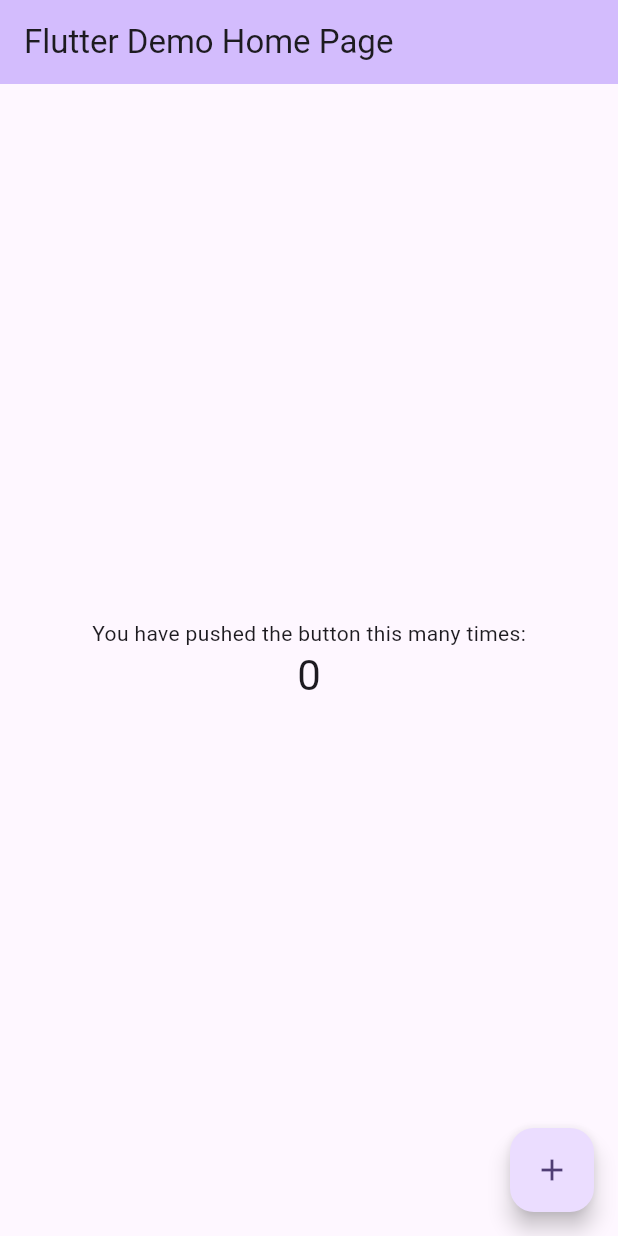
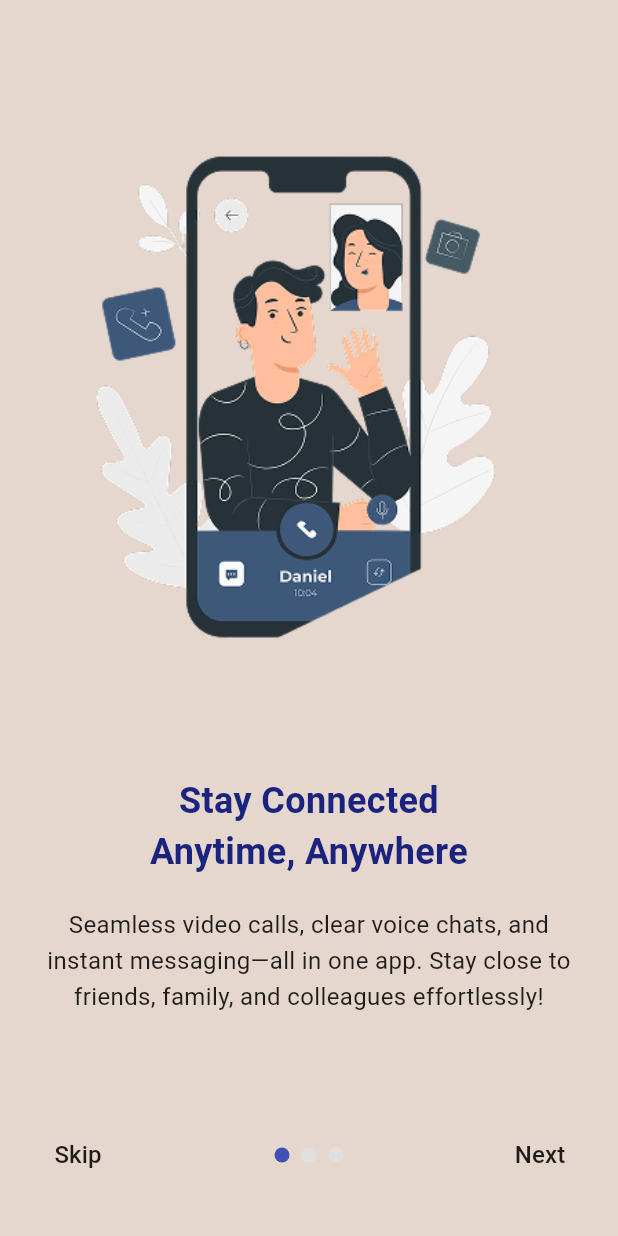
Before and after one commit to E-Learning-Application/E-learningApp, a Flutter app: the screen it shows after launch, on a phone screen of 412 x 824 dp. Run offline on Flutter 3.47's test engine with Material 3 defaults, Android fonts, the phone set to English and light mode, and no system bars; our stand-ins replace dio.

Commit message:
Implemented OnboardingScreen with PageView for navigation between onboarding pages.

```diff
--- /dev/null
+++ b/lib/feature/data/onboarding_data.dart
@@ -0,0 +1,15 @@
+import 'package:flutter/material.dart';
+
+class OnboardingData {
+  final String title;
+  final String description;
+  final String image;
+  final Color bgColor;
+
+  OnboardingData({
+    required this.title,
+    required this.description,
+    required this.image,
+    required this.bgColor,
+  });
+}
--- /dev/null
+++ b/lib/feature/onboarding/presentation/view/onboarding_page.dart
@@ -0,0 +1,70 @@
+import 'package:e_learning_app/feature/data/onboarding_data.dart';
+import 'package:flutter/material.dart';
+
+class OnboardingPage extends StatelessWidget {
+  final OnboardingData data;
+
+  const OnboardingPage({super.key, required this.data});
+
+  @override
+  Widget build(BuildContext context) {
+    return Container(
+      color: data.bgColor,
+      child: Column(
+        children: [
+          SizedBox(height: 40),
+          Expanded(
+            child: Container(
+              padding: EdgeInsets.all(24),
+              decoration: BoxDecoration(
+                color: data.bgColor,
+              ),
+              child: Column(
+                children: [
+                  Expanded(
+                    flex: 6,
+                    child: SizedBox(
+                      width: double.infinity,
+                      child: Image.asset(
+                        data.image,
+                        fit: BoxFit.contain,
+                      ),
+                    ),
+                  ),
+                  Expanded(
+                    flex: 4,
+                    child: Column(
+                      mainAxisAlignment: MainAxisAlignment.center,
+                      children: [
+                        Text(
+                          data.title,
+                          textAlign: TextAlign.center,
+                          style: TextStyle(
+                            fontSize: 24,
+                            fontWeight: FontWeight.bold,
+                            color: Colors.indigo.shade900,
+                          ),
+                        ),
+                        SizedBox(height: 20),
+                        Text(
+                          data.description,
+                          textAlign: TextAlign.center,
+                          style: TextStyle(
+                            fontSize: 16,
+                            color: Colors.black87,
+                            height: 1.5,
+                          ),
+                        ),
+                      ],
+                    ),
+                  ),
+                ],
+              ),
+            ),
+          ),
+          SizedBox(height: 70),
+        ],
+      ),
+    );
+  }
+}
--- /dev/null
+++ b/lib/feature/onboarding/presentation/view/onboarding_screen.dart
@@ -0,0 +1,140 @@
+import 'package:e_learning_app/feature/data/onboarding_data.dart';
+import 'package:e_learning_app/feature/onboarding/presentation/view/onboarding_page.dart';
+import 'package:flutter/material.dart';
+
+class OnboardingScreen extends StatefulWidget {
+  const OnboardingScreen({super.key});
+
+  @override
+  _OnboardingScreenState createState() => _OnboardingScreenState();
+}
+
+class _OnboardingScreenState extends State<OnboardingScreen> {
+  final PageController _pageController = PageController();
+  int _currentPage = 0;
+
+  final List<OnboardingData> _pages = [
+    OnboardingData(
+      title: 'Stay Connected\nAnytime, Anywhere',
+      description:
+          'Seamless video calls, clear voice chats, and instant messaging—all in one app. Stay close to friends, family, and colleagues effortlessly!',
+      image: 'assets/images/onboarding1.png',
+      bgColor: Color(0xFFE6D7CE),
+    ),
+    OnboardingData(
+      title: 'Talk & See with Ease',
+      description:
+          'High-quality video and voice calls for smooth, reliable communication. Connect face-to-face or with just your voice—whenever you need!',
+      image: 'assets/images/onboarding2.png',
+      bgColor: Color(0xFFE6D7CE),
+    ),
+    OnboardingData(
+      title: 'Chat Smarter & Faster',
+      description:
+          'Instant messaging with multimedia sharing and smart notifications. Simple, secure, and built to keep you engaged.',
+      image: 'assets/images/onboarding3.png',
+      bgColor: Color(0xFFE6D7CE),
+    ),
+  ];
+
+  @override
+  void dispose() {
+    _pageController.dispose();
+    super.dispose();
+  }
+
+  void _onPageChanged(int index) {
+    setState(() {
+      _currentPage = index;
+    });
+  }
+
+  @override
+  Widget build(BuildContext context) {
+    return Scaffold(
+      body: Stack(
+        children: [
+          PageView.builder(
+            controller: _pageController,
+            onPageChanged: _onPageChanged,
+            itemCount: _pages.length,
+            itemBuilder: (context, index) {
+              return OnboardingPage(data: _pages[index]);
+            },
+          ),
+          Positioned(
+            bottom: 30,
+            left: 0,
+            right: 0,
+            child: Container(
+              padding: EdgeInsets.symmetric(horizontal: 20),
+              child: Row(
+                mainAxisAlignment: MainAxisAlignment.spaceBetween,
+                children: [
+                  TextButton(
+                    onPressed: () {},
+                    child: Text(
+                      'Skip',
+                      style: TextStyle(
+                        color: Colors.black87,
+                        fontSize: 16,
+                      ),
+                    ),
+                  ),
+
+                  Row(
+                    children: List.generate(
+                      _pages.length,
+                      (index) => Container(
+                        margin: EdgeInsets.symmetric(horizontal: 4),
+                        width: 10,
+                        height: 10,
+                        decoration: BoxDecoration(
+                          shape: BoxShape.circle,
+                          color: _currentPage == index
+                              ? Colors.indigo
+                              : Colors.grey.shade300,
+                        ),
+                      ),
+                    ),
+                  ),
+
+                  _currentPage == _pages.length - 1
+                      ? ElevatedButton(
+                          onPressed: () {},
+                          style: ElevatedButton.styleFrom(
+                            backgroundColor: Colors.indigo,
+                            padding: EdgeInsets.symmetric(
+                              horizontal: 20,
+                              vertical: 10,
+                            ),
+                          ),
+                          child: Text(
+                            'Let\'s Start!',
+                            style: TextStyle(color: Colors.white),
+                          ),
+                        )
+                      : TextButton(
+                          onPressed: () {
+                            _pageController.nextPage(
+                              duration: Duration(milliseconds: 300),
+                              curve: Curves.easeInOut,
+                            );
+                          },
+                          child: Text(
+                            'Next',
+                            style: TextStyle(
+                              color: Colors.black87,
+                              fontSize: 16,
+                            ),
+                          ),
+                        ),
+                ],
+              ),
+            ),
+          ),
+        ],
+      ),
+    );
+  }
+}
--- a/lib/main.dart
+++ b/lib/main.dart
@@ -1,125 +1,23 @@
 import 'package:flutter/material.dart';
+import 'feature/onboarding/presentation/view/onboarding_screen.dart';
 
 void main() {
-  runApp(const MyApp());
+  runApp(MyApp());
 }
 
 class MyApp extends StatelessWidget {
   const MyApp({super.key});
 
-  // This widget is the root of your application.
   @override
   Widget build(BuildContext context) {
     return MaterialApp(
-      title: 'Flutter Demo',
+      debugShowCheckedModeBanner: false,
+      title: 'Communication App Onboarding',
       theme: ThemeData(
-        // This is the theme of your application.
-        //
-        // TRY THIS: Try running your application with "flutter run". You'll see
-        // the application has a purple toolbar. Then, without quitting the app,
-        // try changing the seedColor in the colorScheme below to Colors.green
-        // and then invoke "hot reload" (save your changes or press the "hot
-        // reload" button in a Flutter-supported IDE, or press "r" if you used
-        // the command line to start the app).
-        //
-        // Notice that the counter didn't reset back to zero; the application
-        // state is not lost during the reload. To reset the state, use hot
-        // restart instead.
-        //
-        // This works for code too, not just values: Most code changes can be
-        // tested with just a hot reload.
-        colorScheme: ColorScheme.fromSeed(seedColor: Colors.deepPurple),
-        useMaterial3: true,
+        primarySwatch: Colors.blue,
+        fontFamily: 'Roboto',
       ),
-      home: const MyHomePage(title: 'Flutter Demo Home Page'),
+      home: OnboardingScreen(),
     );
   }
 }
-
-class MyHomePage extends StatefulWidget {
-  const MyHomePage({super.key, required this.title});
-
-  // This widget is the home page of your application. It is stateful, meaning
-  // that it has a State object (defined below) that contains fields that affect
-  // how it looks.
-
-  // This class is the configuration for the state. It holds the values (in this
-  // case the title) provided by the parent (in this case the App widget) and
-  // used by the build method of the State. Fields in a Widget subclass are
-  // always marked "final".
-
-  final String title;
-
-  @override
-  State<MyHomePage> createState() => _MyHomePageState();
-}
-
-class _MyHomePageState extends State<MyHomePage> {
-  int _counter = 0;
-
-  void _incrementCounter() {
-    setState(() {
-      // This call to setState tells the Flutter framework that something has
-      // changed in this State, which causes it to rerun the build method below
-      // so that the display can reflect the updated values. If we changed
-      // _counter without calling setState(), then the build method would not be
-      // called again, and so nothing would appear to happen.
-      _counter++;
-    });
-  }
-
-  @override
-  Widget build(BuildContext context) {
-    // This method is rerun every time setState is called, for instance as done
-    // by the _incrementCounter method above.
-    //
-    // The Flutter framework has been optimized to make rerunning build methods
-    // fast, so that you can just rebuild anything that needs updating rather
-    // than having to individually change instances of widgets.
-    return Scaffold(
-      appBar: AppBar(
-        // TRY THIS: Try changing the color here to a specific color (to
-        // Colors.amber, perhaps?) and trigger a hot reload to see the AppBar
-        // change color while the other colors stay the same.
-        backgroundColor: Theme.of(context).colorScheme.inversePrimary,
-        // Here we take the value from the MyHomePage object that was created by
-        // the App.build method, and use it to set our appbar title.
-        title: Text(widget.title),
-      ),
-      body: Center(
-        // Center is a layout widget. It takes a single child and positions it
-        // in the middle of the parent.
-        child: Column(
-          // Column is also a layout widget. It takes a list of children and
-          // arranges them vertically. By default, it sizes itself to fit its
-          // children horizontally, and tries to be as tall as its parent.
-          //
-          // Column has various properties to control how it sizes itself and
-          // how it positions its children. Here we use mainAxisAlignment to
-          // center the children vertically; the main axis here is the vertical
-          // axis because Columns are vertical (the cross axis would be
-          // horizontal).
-          //
-          // TRY THIS: Invoke "debug painting" (choose the "Toggle Debug Paint"
-          // action in the IDE, or press "p" in the console), to see the
-          // wireframe for each widget.
-          mainAxisAlignment: MainAxisAlignment.center,
-          children: <Widget>[
-            const Text(
-              'You have pushed the button this many times:',
-            ),
-            Text(
-              '$_counter',
-              style: Theme.of(context).textTheme.headlineMedium,
-            ),
-          ],
-        ),
-      ),
-      floatingActionButton: FloatingActionButton(
-        onPressed: _incrementCounter,
-        tooltip: 'Increment',
-        child: const Icon(Icons.add),
-      ), // This trailing comma makes auto-formatting nicer for build methods.
-    );
-  }
-}
--- a/pubspec.yaml
+++ b/pubspec.yaml
@@ -54,8 +54,8 @@ flutter:
   # the material Icons class.
   uses-material-design: true
   # To add assets to your application, add an assets section, like this:
-  # assets:
-  #   - images/a_dot_burr.jpeg
+  assets:
+    - assets/images/
   #   - images/a_dot_ham.jpeg
   # An image asset can refer to one or more resolution-specific "variants", see
   # https://flutter.dev/to/resolution-aware-images
```
Also changed, not shown: assets/images/onboarding1.png (added), assets/images/onboarding2.png (added), assets/images/onboarding3.png (added).
